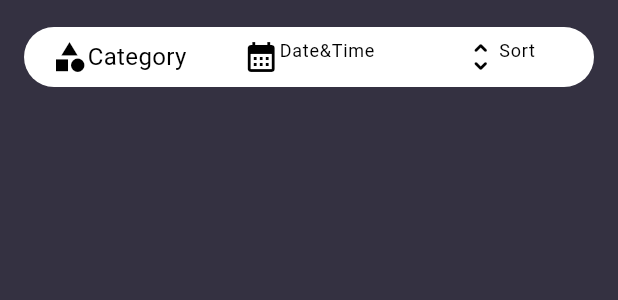
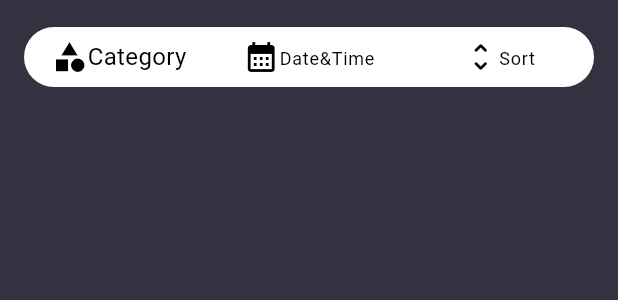
Before and after one commit to sagarpatel2711/allevents, a Flutter app: the ExploreTabView widget shown alone on an empty page, opened directly, on a phone screen of 412 x 824 dp. Shown: the top 300 px of the screen. Run offline on Flutter 3.47's test engine with Material 3 defaults, Android fonts, the light colour scheme and no system bars; our stand-ins replace cloud_firestore, connectivity_plus, firebase_auth, firebase_core, flutter_rating_bar, get and 6 more; accounts and stored records are empty; network calls fail.

Commit message:
## ignore

```diff
--- a/lib/View/TabView/exploreTabView.dart
+++ b/lib/View/TabView/exploreTabView.dart
@@ -86,9 +86,12 @@ class ExploreTabView extends StatelessWidget {
                         IconAssets.calenderIcon,
                         color: AppColors.blackColor,
                       ),
-                      Text(
-                        "datetime".tr,
-                        style: Get.textTheme.labelMedium,
+                      Padding(
+                        padding: const EdgeInsets.only(top: 5),
+                        child: Text(
+                          "datetime".tr,
+                          style: Get.textTheme.labelMedium,
+                        ),
                       )
                     ],
                   ),
@@ -102,9 +105,12 @@ class ExploreTabView extends StatelessWidget {
                         IconAssets.sortIcon,
                         color: AppColors.blackColor,
                       ),
-                      Text(
-                        "sort".tr,
-                        style: Get.textTheme.labelMedium,
+                      Padding(
+                        padding: const EdgeInsets.only(top: 5),
+                        child: Text(
+                          "sort".tr,
+                          style: Get.textTheme.labelMedium,
+                        ),
                       )
                     ],
                   ),
```
Also changed, not shown: lib/View/eventDetails.dart (+54 -77 lines), lib/View/homeView.dart (+16 -7 lines).
